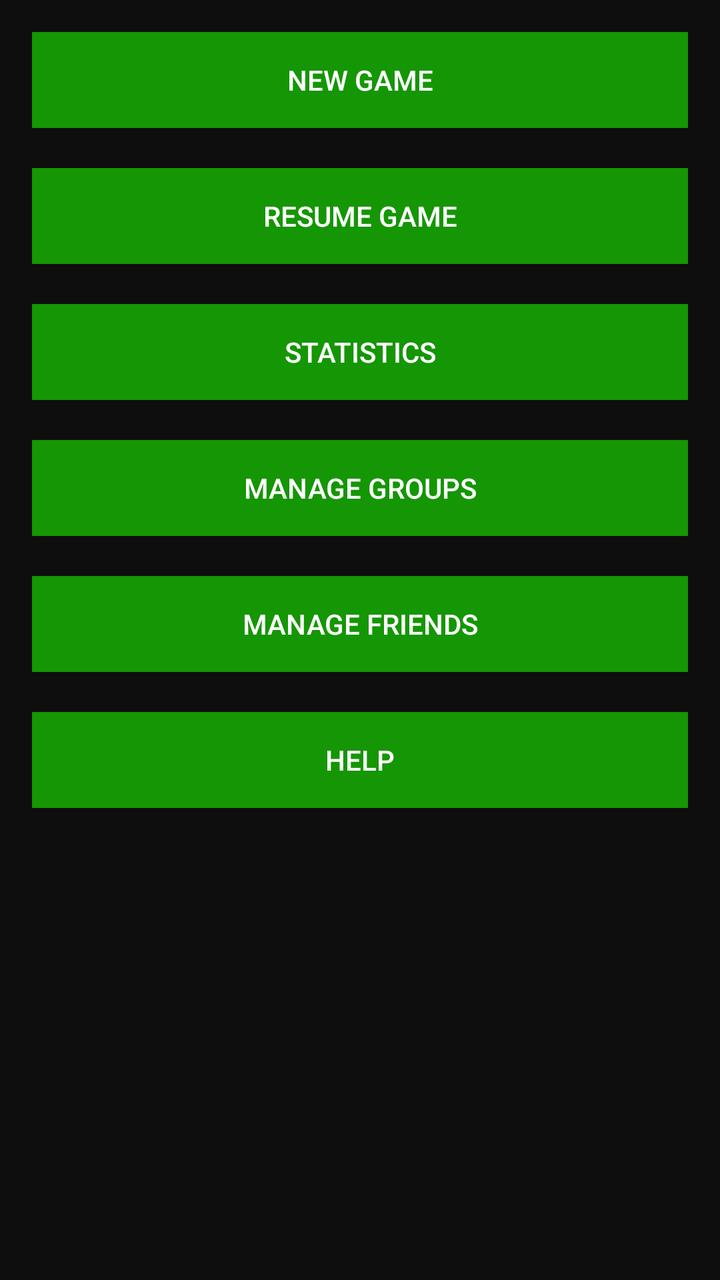
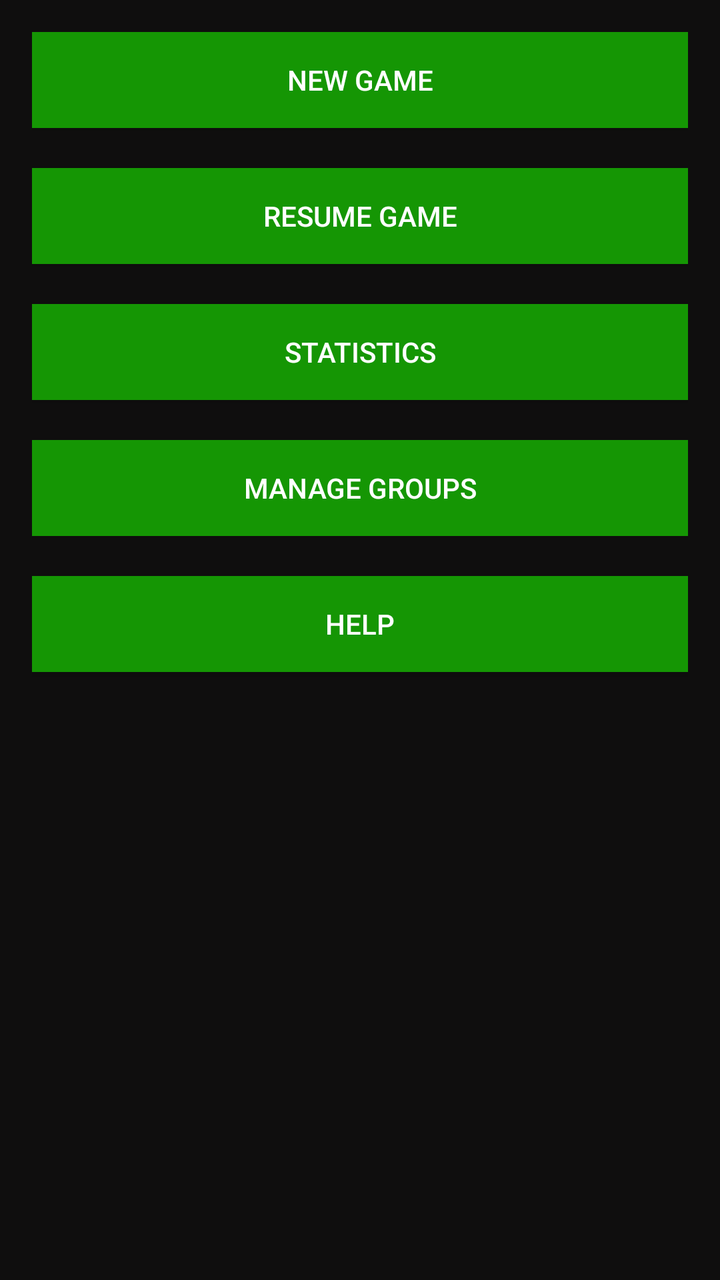

An Android layout rendered at two revisions. The XML below is the earlier revision; the diff shows what the commit changed to produce the second picture.
<!-- AndroidManifest.xml: application theme AppTheme -->
<!-- res/layout/activity_main_menu.xml -->
<RelativeLayout xmlns:android="http://schemas.android.com/apk/res/android"
    xmlns:tools="http://schemas.android.com/tools"
    android:id="@+id/activity_main_menu"
    android:layout_width="match_parent"
    android:layout_height="match_parent"
    android:paddingBottom="@dimen/activity_vertical_margin"
    android:paddingLeft="@dimen/activity_horizontal_margin"
    android:paddingRight="@dimen/activity_horizontal_margin"
    android:paddingTop="@dimen/activity_vertical_margin"
    android:background="@color/background_gray"
    tools:context=".ui.activities.MainMenuActivity">

    
    <Button
        android:id="@+id/new_game"
        android:textColor="@color/white"
        android:background="@color/button_green"
        android:layout_width="match_parent"
        android:layout_height="wrap_content"
        android:layout_alignParentRight="true"
        android:layout_marginBottom="20dp"
        android:text="@string/new_game"
        android:onClick="onClickNewGame"/>

    
    <Button
        android:id="@+id/resume_game"
        android:textColor="@color/white"
        android:background="@color/button_green"
        android:layout_width="match_parent"
        android:layout_marginBottom="20dp"
        android:layout_height="wrap_content"
        android:layout_below="@+id/new_game"
        android:text="@string/resume_game"
        android:onClick="onClickResumeGame" />

    
    <Button
        android:id="@+id/statistics"
        android:layout_width="match_parent"
        android:textColor="@color/white"
        android:background="@color/button_green"
        android:layout_height="wrap_content"
        android:layout_marginBottom="20dp"
        android:layout_below="@+id/resume_game"
        android:text="@string/statistics"
        android:onClick="onClickStats" />

    
    <Button
        android:id="@+id/manage_groups"
        android:textColor="@color/white"
        android:background="@color/button_green"
        android:layout_width="match_parent"
        android:layout_height="wrap_content"
        android:layout_below="@+id/statistics"
        android:text="@string/manage_groups"
        android:layout_marginBottom="20dp"
        android:onClick="onClickManageFrolfGroups"/>

    
    <Button
        android:id="@+id/manage_players"
        android:layout_width="match_parent"
        android:layout_height="wrap_content"
        android:textColor="@color/white"
        android:background="@color/button_green"
        android:layout_below="@+id/manage_groups"
        android:text="@string/manage_friends"
        android:layout_marginBottom="20dp"
        android:onClick="onClickManageFriends"/>

    
    <Button
        android:id="@+id/help"
        android:layout_width="match_parent"
        android:layout_height="wrap_content"
        android:textColor="@color/white"
        android:background="@color/button_green"
        android:layout_below="@+id/manage_players"
        android:text="@string/help_app"
        android:layout_marginBottom="20dp"
        android:onClick="onClickHelp"/>

</RelativeLayout>
<!-- resources referenced by this layout -->
<resources>
  <color name="background_gray">#0f0e0e</color>
  <color name="button_green">#159604</color>
  <color name="white">#ffffff</color>
  <dimen name="activity_horizontal_margin">16dp</dimen>
  <dimen name="activity_vertical_margin">16dp</dimen>
  <string name="help_app">Help</string>
  <string name="manage_friends">Manage Friends</string>
  <string name="manage_groups">Manage Groups</string>
  <string name="new_game">New Game</string>
  <string name="resume_game">Resume Game</string>
  <string name="statistics">Statistics</string>
  <style name="AppTheme" parent="Theme.AppCompat.Light.DarkActionBar">
          
          <item name="colorPrimary">@color/colorPrimary</item>
          <item name="colorPrimaryDark">@color/colorPrimaryDark</item>
          <item name="colorAccent">@color/colorAccent</item>
      </style>
  <color name="colorPrimary">#3F51B5</color>
  <color name="colorPrimaryDark">#303F9F</color>
  <color name="colorAccent">#FF4081</color>
</resources>

<!-- the commit's change to res/layout/activity_main_menu.xml (unified diff, before → after) -->
@@ -60,24 +60,12 @@
 
     
     <Button
-        android:id="@+id/manage_players"
+        android:id="@+id/help"
         android:layout_width="match_parent"
         android:layout_height="wrap_content"
         android:textColor="@color/white"
         android:background="@color/button_green"
         android:layout_below="@+id/manage_groups"
-        android:text="@string/manage_friends"
-        android:layout_marginBottom="20dp"
-        android:onClick="onClickManageFriends"/>
-
-    
-    <Button
-        android:id="@+id/help"
-        android:layout_width="match_parent"
-        android:layout_height="wrap_content"
-        android:textColor="@color/white"
-        android:background="@color/button_green"
-        android:layout_below="@+id/manage_players"
         android:text="@string/help_app"
         android:layout_marginBottom="20dp"
         android:onClick="onClickHelp"/>
<!-- resource entries referenced after the edit -->
@@ -6,7 +6,6 @@
   <dimen name="activity_horizontal_margin">16dp</dimen>
   <dimen name="activity_vertical_margin">16dp</dimen>
   <string name="help_app">Help</string>
-  <string name="manage_friends">Manage Friends</string>
   <string name="manage_groups">Manage Groups</string>
   <string name="new_game">New Game</string>
   <string name="resume_game">Resume Game</string>
